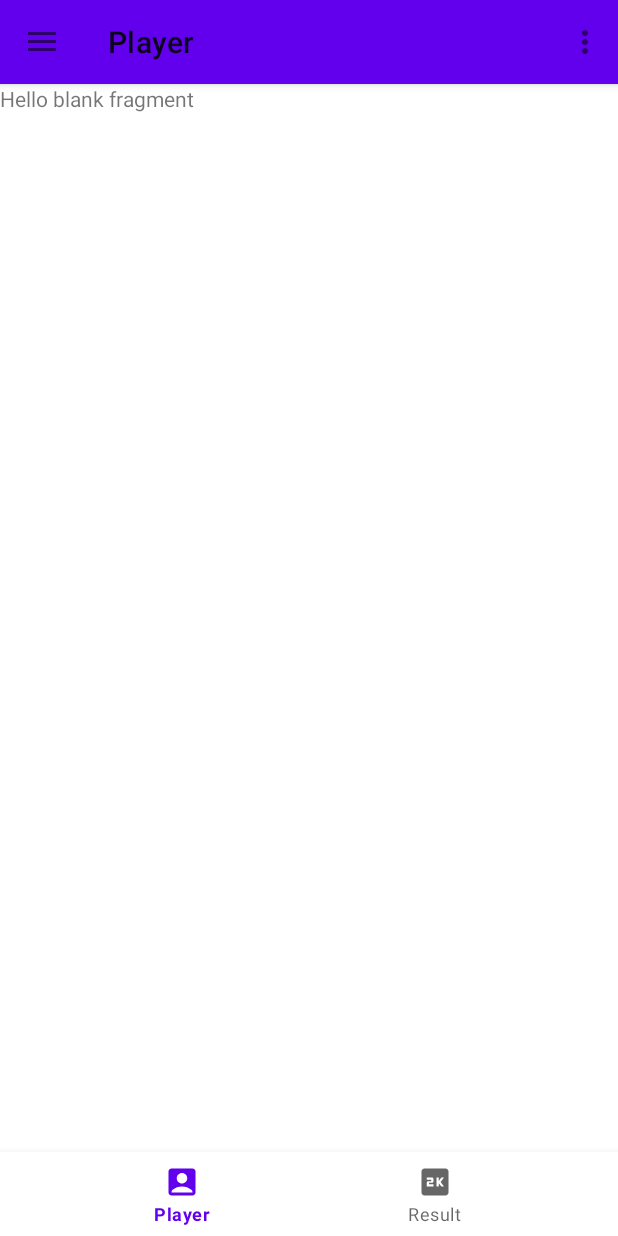
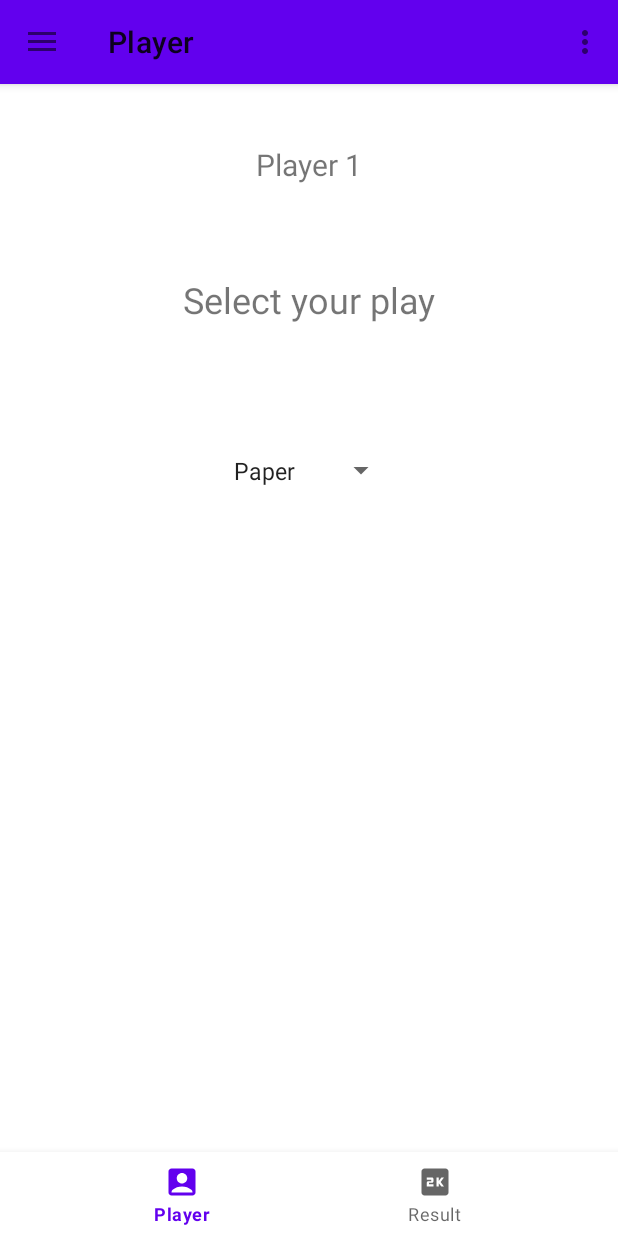
Before and after one commit to Jusouza/JokenpoModule11, an Android app: the PlayerFragment screen opened through its navigation route, on a phone screen of 412 x 824 dp. Run offline under Robolectric (Android 15) with nearby library versions, the phone set to English and light mode, and no system bars; our stand-ins replace navigation-ui.

```diff
--- a/app/src/main/java/com/example/jokenpo_module11/PlayerFragment.kt
+++ b/app/src/main/java/com/example/jokenpo_module11/PlayerFragment.kt
@@ -8,23 +8,40 @@ import android.view.MenuInflater
 import android.view.MenuItem
 import android.view.View
 import android.view.ViewGroup
+import android.widget.AdapterView
+import android.widget.ArrayAdapter
+import android.widget.Spinner
+import android.widget.Toast
 import androidx.navigation.fragment.findNavController
 import androidx.navigation.ui.onNavDestinationSelected
 import com.example.jokenpo_module11.databinding.FragmentPlayerBinding
 
-class PlayerFragment : Fragment() {
+class PlayerFragment : Fragment(), AdapterView.OnItemSelectedListener{
 
     lateinit var root: View
+    lateinit var selectPlay: Spinner
     override fun onCreateView(
         inflater: LayoutInflater, container: ViewGroup?,
         savedInstanceState: Bundle?
     ): View {
         val binding = FragmentPlayerBinding.inflate(inflater, container, false)
         root = binding.root
+        selectPlay = binding.spinner
 
+        setupSelectPlaySpinner()
         setHasOptionsMenu(true)
+        return root
+    }
 
-        return root
+    private fun setupSelectPlaySpinner() {
+        val adapter = ArrayAdapter.createFromResource(
+            requireContext(),
+            R.array.available_play_array,
+            android.R.layout.simple_spinner_item
+        )
+        adapter.setDropDownViewResource(android.R.layout.simple_spinner_dropdown_item)
+        selectPlay.adapter = adapter
+        selectPlay.onItemSelectedListener = this
     }
 
     override fun onCreateOptionsMenu(menu: Menu, inflater: MenuInflater) {
@@ -35,4 +52,15 @@ class PlayerFragment : Fragment() {
         return item.onNavDestinationSelected(findNavController())
     }
 
+    override fun onItemSelected(parent: AdapterView<*>?, view: View?, position: Int, id: Long) {
+        val plays = resources.getStringArray(R.array.available_play_array)
+        val selectedPlay = plays[position]
+
+        Toast.makeText(requireContext(), "Jogada Selecionada: $selectedPlay", Toast.LENGTH_SHORT).show()
+    }
+
+    override fun onNothingSelected(parent: AdapterView<*>?) {
+        TODO("Not yet implemented")
+    }
+
 }
--- a/app/src/main/res/layout/fragment_player.xml
+++ b/app/src/main/res/layout/fragment_player.xml
@@ -1,14 +1,39 @@
 <?xml version="1.0" encoding="utf-8"?>
-<FrameLayout xmlns:android="http://schemas.android.com/apk/res/android"
+<androidx.constraintlayout.widget.ConstraintLayout xmlns:android="http://schemas.android.com/apk/res/android"
+    xmlns:app="http://schemas.android.com/apk/res-auto"
     xmlns:tools="http://schemas.android.com/tools"
     android:layout_width="match_parent"
     android:layout_height="match_parent"
     tools:context=".PlayerFragment">
 
-    <!-- TODO: Update blank fragment layout -->
     <TextView
-        android:layout_width="match_parent"
-        android:layout_height="match_parent"
-        android:text="@string/hello_blank_fragment" />
+        android:id="@+id/textView3"
+        android:layout_width="wrap_content"
+        android:layout_height="wrap_content"
+        android:text="@string/title_player"
+        android:textSize="20sp"
+        android:layout_marginTop="40dp"
+        app:layout_constraintEnd_toEndOf="parent"
+        app:layout_constraintStart_toStartOf="parent"
+        app:layout_constraintTop_toTopOf="parent" />
 
-</FrameLayout>
+    <TextView
+        android:id="@+id/textView4"
+        android:layout_width="wrap_content"
+        android:layout_height="wrap_content"
+        android:textSize="24sp"
+        android:layout_marginTop="60dp"
+        android:text="@string/subtitle_select_play"
+        app:layout_constraintEnd_toEndOf="parent"
+        app:layout_constraintStart_toStartOf="parent"
+        app:layout_constraintTop_toBottomOf="@+id/textView3" />
+
+    <Spinner
+        android:id="@+id/spinner"
+        android:layout_width="wrap_content"
+        android:layout_height="35dp"
+        android:layout_marginTop="80dp"
+        app:layout_constraintEnd_toEndOf="parent"
+        app:layout_constraintStart_toStartOf="parent"
+        app:layout_constraintTop_toBottomOf="@+id/textView4" />
+</androidx.constraintlayout.widget.ConstraintLayout>
--- a/app/src/main/res/navigation/jokenpo_nav.xml
+++ b/app/src/main/res/navigation/jokenpo_nav.xml
@@ -15,7 +15,7 @@
             app:destination="@id/game_nav" />
     </fragment>
     <navigation android:id="@+id/game_nav"
-        app:startDestination="@id/resultFragment">
+        app:startDestination="@id/playerFragment">
         <fragment
             android:id="@+id/resultFragment"
             android:name="com.example.jokenpo_module11.ResultFragment"
--- a/app/src/main/res/values/strings.xml
+++ b/app/src/main/res/values/strings.xml
@@ -7,7 +7,13 @@
     <string name="drawer_home_title">Home</string>
     <string name="bottom_nav_title_1">Player</string>
     <string name="bottom_nav_title_2">Result</string>
-    <!-- TODO: Remove or change this placeholder text -->
-    <string name="hello_blank_fragment">Hello blank fragment</string>
+    <string name="title_player">Player 1 </string>
+    <string name="subtitle_select_play">Select your play</string>
+    <string name="subtitle_result">The winner is</string>
     <string name="test">Test</string>
+    <string-array name="available_play_array">
+        <item>Paper</item>
+        <item>Scissor</item>
+        <item>Rock</item>
+    </string-array>
 </resources>
```
Also changed, not shown: app/src/main/res/layout/fragment_result.xml (+23 -6 lines).
